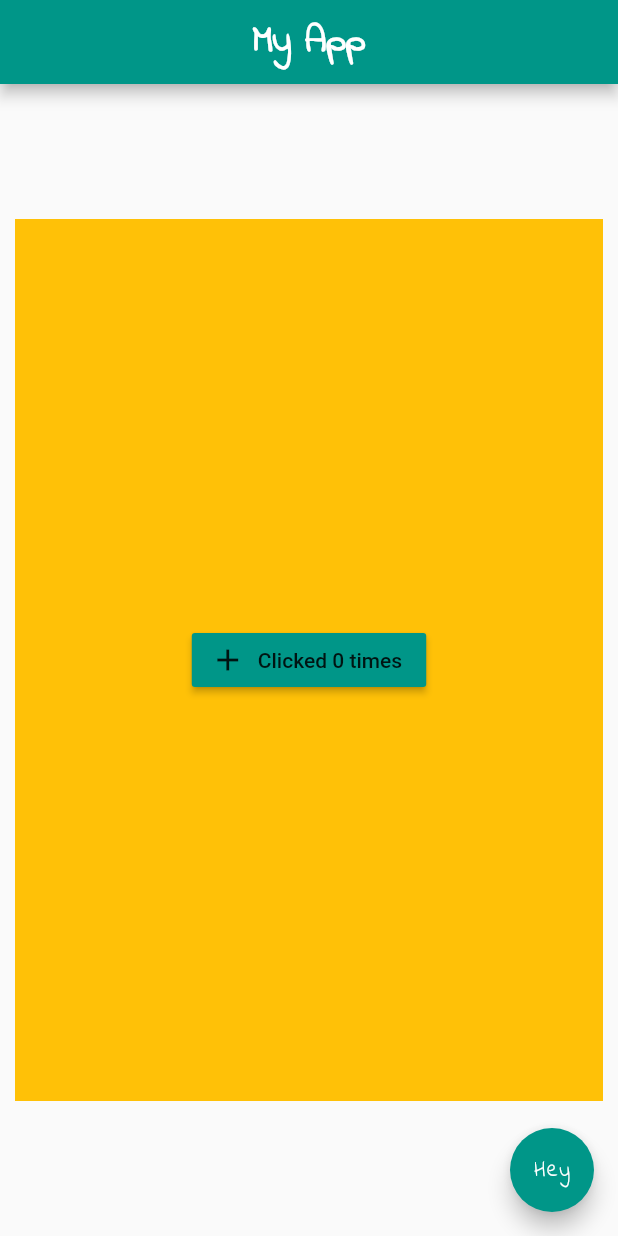
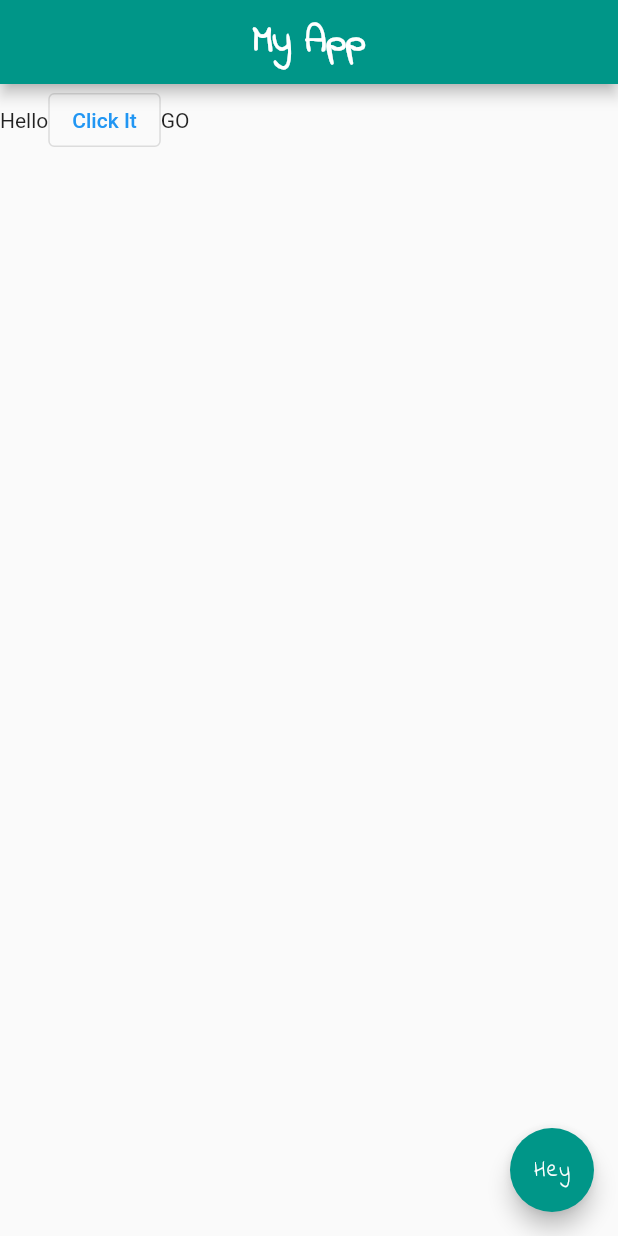
Before and after one commit to TiwariUjjawal/flutter_mtap, a Flutter app: the screen it shows after launch, on a phone screen of 412 x 824 dp. Run offline on Flutter 3.47's test engine with Material 2 defaults, Android fonts, the phone set to English and light mode, and no system bars.

Commit message:
Row layout

```diff
--- a/lib/main.dart
+++ b/lib/main.dart
@@ -4,15 +4,7 @@ void main() => runApp(MaterialApp(
       home: MyApp(),
     ));
 
-class MyApp extends StatefulWidget {
-  @override
-  _MyAppState createState() => _MyAppState();
-}
-
-class _MyAppState extends State<MyApp> {
-  int label = 0;
-  List<Color> clr = [Colors.amber, Colors.blue, Colors.grey, Colors.cyanAccent];
-
+class MyApp extends StatelessWidget {
   @override
   Widget build(BuildContext context) {
     return Scaffold(
@@ -29,20 +21,16 @@ class _MyAppState extends State<MyApp> {
           ),
         ),
       ),
-      body: Container(
-        margin: EdgeInsets.symmetric(vertical: 90, horizontal: 10),
-        color: clr[label%4],
-        child: Center(
-            child: RaisedButton.icon(
-          color: Colors.teal,
-          icon: Icon(Icons.add),
-          label: Text('Clicked $label times'),
-          onPressed: () {
-            setState(() {
-              label += 1;
-            });
-          },
-        )),
+      body: Row(
+        children: [
+          Text('Hello'),
+          OutlinedButton(
+            onPressed: () {},
+            child: Text('Click It'),
+          ),
+          Text('GO'),
+
+        ],
       ),
       floatingActionButton: FloatingActionButton(
         backgroundColor: Colors.teal,
```
